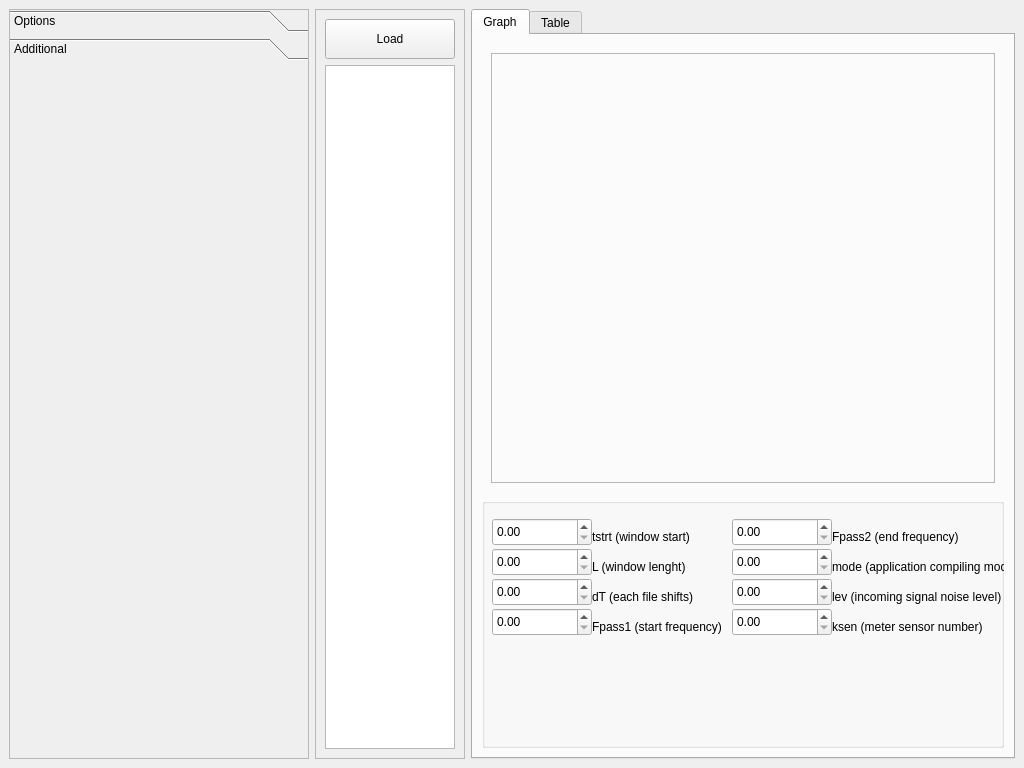
Before: the Qt Designer form SyncGraph.ui in salmanchik1/SyncGraph, drawn with Qt 5.
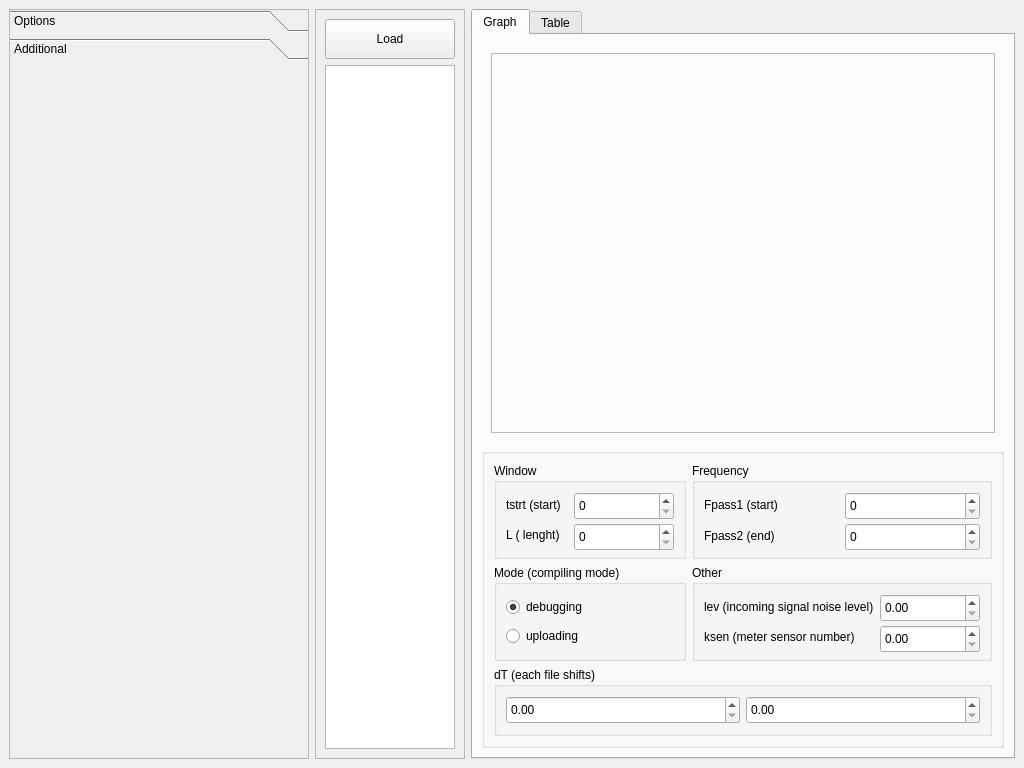
After: the same form once the commit is applied. The open tabs and pages were chosen to show the change.

Commit message: updated graph options ui

Patch:
```diff
--- a/SyncGraph.ui
+++ b/SyncGraph.ui
@@ -240,154 +240,191 @@
           <property name="maximumSize">
            <size>
             <width>16777215</width>
-            <height>250</height>
+            <height>300</height>
            </size>
           </property>
+          <layout class="QGridLayout" name="gridLayout_6">
+           <item row="0" column="0">
+            <widget class="QGroupBox" name="groupBox_3">
+             <property name="title">
+              <string>Window</string>
+             </property>
+             <layout class="QGridLayout" name="gridLayout_2">
+              <item row="0" column="0">
           <widget class="QLabel" name="label">
-           <property name="geometry">
-            <rect>
-             <x>110</x>
-             <y>30</y>
-             <width>101</width>
-             <height>17</height>
-            </rect>
-           </property>
            <property name="text">
-            <string>tstrt (window start)</string>
-           </property>
-          </widget>
+                 <string>tstrt (start)</string>
+                </property>
+                <property name="alignment">
+                 <set>Qt::AlignLeading|Qt::AlignLeft|Qt::AlignVCenter</set>
+                </property>
+               </widget>
+              </item>
+              <item row="3" column="0">
           <widget class="QLabel" name="label_2">
-           <property name="geometry">
-            <rect>
-             <x>110</x>
-             <y>60</y>
-             <width>101</width>
-             <height>17</height>
-            </rect>
-           </property>
            <property name="text">
-            <string>L (window lenght)</string>
-           </property>
-          </widget>
-          <widget class="QLabel" name="label_3">
-           <property name="geometry">
-            <rect>
-             <x>110</x>
-             <y>90</y>
-             <width>111</width>
-             <height>17</height>
-            </rect>
-           </property>
-           <property name="text">
-            <string>dT (each file shifts)</string>
-           </property>
-          </widget>
+                 <string>L ( lenght)</string>
+                </property>
+                <property name="alignment">
+                 <set>Qt::AlignLeading|Qt::AlignLeft|Qt::AlignVCenter</set>
+                </property>
+               </widget>
+              </item>
+              <item row="3" column="1">
+               <widget class="QSpinBox" name="LEdit">
+                <property name="minimumSize">
+                 <size>
+                  <width>100</width>
+                  <height>28</height>
+                 </size>
+                </property>
+               </widget>
+              </item>
+              <item row="0" column="1">
+               <widget class="QSpinBox" name="tstrtEdit">
+                <property name="minimumSize">
+                 <size>
+                  <width>100</width>
+                  <height>28</height>
+                 </size>
+                </property>
+               </widget>
+              </item>
+             </layout>
+            </widget>
+           </item>
+           <item row="0" column="1">
+            <widget class="QGroupBox" name="groupBox_2">
+             <property name="title">
+              <string>Frequency</string>
+             </property>
+             <layout class="QGridLayout" name="gridLayout_3">
+              <item row="2" column="1">
+               <widget class="QSpinBox" name="Fpass2Edit">
+                <property name="minimumSize">
+                 <size>
+                  <width>100</width>
+                  <height>28</height>
+                 </size>
+                </property>
+               </widget>
+              </item>
+              <item row="0" column="1">
+               <widget class="QSpinBox" name="Fpass1Edit">
+                <property name="minimumSize">
+                 <size>
+                  <width>100</width>
+                  <height>28</height>
+                 </size>
+                </property>
+               </widget>
+              </item>
+              <item row="0" column="0">
           <widget class="QLabel" name="label_4">
-           <property name="geometry">
-            <rect>
-             <x>110</x>
-             <y>120</y>
-             <width>151</width>
-             <height>17</height>
-            </rect>
-           </property>
            <property name="text">
-            <string>Fpass1 (start frequency)</string>
-           </property>
-          </widget>
+                 <string>Fpass1 (start)</string>
+                </property>
+                <property name="alignment">
+                 <set>Qt::AlignLeading|Qt::AlignLeft|Qt::AlignVCenter</set>
+                </property>
+               </widget>
+              </item>
+              <item row="2" column="0">
           <widget class="QLabel" name="label_5">
-           <property name="geometry">
-            <rect>
-             <x>350</x>
-             <y>30</y>
-             <width>131</width>
-             <height>17</height>
-            </rect>
-           </property>
            <property name="text">
-            <string>Fpass2 (end frequency)</string>
-           </property>
-          </widget>
-          <widget class="QLabel" name="label_6">
-           <property name="geometry">
-            <rect>
-             <x>350</x>
-             <y>60</y>
-             <width>191</width>
-             <height>17</height>
-            </rect>
-           </property>
+                 <string>Fpass2 (end)</string>
+                </property>
+                <property name="alignment">
+                 <set>Qt::AlignLeading|Qt::AlignLeft|Qt::AlignVCenter</set>
+                </property>
+               </widget>
+              </item>
+             </layout>
+            </widget>
+           </item>
+           <item row="1" column="0">
+            <widget class="QGroupBox" name="groupBox">
+             <property name="title">
+              <string>Mode (compiling mode)</string>
+             </property>
+             <layout class="QVBoxLayout" name="verticalLayout_3">
+              <item>
+               <widget class="QRadioButton" name="radioButton">
            <property name="text">
-            <string>mode (application compiling mode)</string>
-           </property>
-          </widget>
+                 <string>debugging</string>
+                </property>
+                <property name="checked">
+                 <bool>true</bool>
+                </property>
+               </widget>
+              </item>
+              <item>
+               <widget class="QRadioButton" name="radioButton_2">
+                <property name="text">
+                 <string>uploading</string>
+                </property>
+               </widget>
+              </item>
+             </layout>
+            </widget>
+           </item>
+           <item row="1" column="1">
+            <widget class="QGroupBox" name="groupBox_4">
+             <property name="title">
+              <string>Other</string>
+             </property>
+             <layout class="QGridLayout" name="gridLayout_4">
+              <item row="1" column="1">
+               <widget class="QDoubleSpinBox" name="ksenEdit">
+                <property name="minimumSize">
+                 <size>
+                  <width>100</width>
+                  <height>28</height>
+                 </size>
+                </property>
+               </widget>
+              </item>
+              <item row="0" column="1">
+               <widget class="QDoubleSpinBox" name="levEdit">
+                <property name="minimumSize">
+                 <size>
+                  <width>100</width>
+                  <height>28</height>
+                 </size>
+                </property>
+               </widget>
+              </item>
+              <item row="0" column="0">
           <widget class="QLabel" name="label_7">
-           <property name="geometry">
-            <rect>
-             <x>350</x>
-             <y>90</y>
-             <width>181</width>
-             <height>17</height>
-            </rect>
-           </property>
            <property name="text">
             <string>lev (incoming signal noise level)</string>
            </property>
-          </widget>
+                <property name="alignment">
+                 <set>Qt::AlignLeading|Qt::AlignLeft|Qt::AlignVCenter</set>
+                </property>
+               </widget>
+              </item>
+              <item row="1" column="0">
           <widget class="QLabel" name="label_8">
-           <property name="geometry">
-            <rect>
-             <x>350</x>
-             <y>120</y>
-             <width>161</width>
-             <height>17</height>
-            </rect>
-           </property>
            <property name="text">
             <string>ksen (meter sensor number)</string>
            </property>
-          </widget>
-          <widget class="QDoubleSpinBox" name="tstrtEdit">
-           <property name="geometry">
-            <rect>
-             <x>10</x>
-             <y>20</y>
-             <width>100</width>
-             <height>28</height>
-            </rect>
-           </property>
-           <property name="minimumSize">
-            <size>
-             <width>100</width>
-             <height>28</height>
-            </size>
-           </property>
-          </widget>
-          <widget class="QDoubleSpinBox" name="LEdit">
-           <property name="geometry">
-            <rect>
-             <x>10</x>
-             <y>50</y>
-             <width>100</width>
-             <height>28</height>
-            </rect>
-           </property>
-           <property name="minimumSize">
-            <size>
-             <width>100</width>
-             <height>28</height>
-            </size>
-           </property>
-          </widget>
+                <property name="alignment">
+                 <set>Qt::AlignLeading|Qt::AlignLeft|Qt::AlignVCenter</set>
+                </property>
+               </widget>
+              </item>
+             </layout>
+            </widget>
+           </item>
+           <item row="2" column="0" colspan="2">
+            <widget class="QGroupBox" name="groupBox_5">
+             <property name="title">
+              <string>dT (each file shifts)</string>
+             </property>
+             <layout class="QGridLayout" name="gridLayout_5">
+              <item row="0" column="0">
           <widget class="QDoubleSpinBox" name="dTEdit">
-           <property name="geometry">
-            <rect>
-             <x>10</x>
-             <y>80</y>
-             <width>100</width>
-             <height>28</height>
-            </rect>
-           </property>
            <property name="minimumSize">
             <size>
              <width>100</width>
@@ -395,15 +432,9 @@
             </size>
            </property>
           </widget>
-          <widget class="QDoubleSpinBox" name="Fpass1Edit">
-           <property name="geometry">
-            <rect>
-             <x>10</x>
-             <y>110</y>
-             <width>100</width>
-             <height>28</height>
-            </rect>
-           </property>
+              </item>
+              <item row="0" column="1">
+               <widget class="QDoubleSpinBox" name="dTEdit_2">
            <property name="minimumSize">
             <size>
              <width>100</width>
@@ -411,70 +442,11 @@
             </size>
            </property>
           </widget>
-          <widget class="QDoubleSpinBox" name="levEdit">
-           <property name="geometry">
-            <rect>
-             <x>250</x>
-             <y>80</y>
-             <width>100</width>
-             <height>28</height>
-            </rect>
-           </property>
-           <property name="minimumSize">
-            <size>
-             <width>100</width>
-             <height>28</height>
-            </size>
-           </property>
-          </widget>
-          <widget class="QDoubleSpinBox" name="ksenEdit">
-           <property name="geometry">
-            <rect>
-             <x>250</x>
-             <y>110</y>
-             <width>100</width>
-             <height>28</height>
-            </rect>
-           </property>
-           <property name="minimumSize">
-            <size>
-             <width>100</width>
-             <height>28</height>
-            </size>
-           </property>
-          </widget>
-          <widget class="QDoubleSpinBox" name="modeEdit">
-           <property name="geometry">
-            <rect>
-             <x>250</x>
-             <y>50</y>
-             <width>100</width>
-             <height>28</height>
-            </rect>
-           </property>
-           <property name="minimumSize">
-            <size>
-             <width>100</width>
-             <height>28</height>
-            </size>
-           </property>
-          </widget>
-          <widget class="QDoubleSpinBox" name="Fpass2Edit">
-           <property name="geometry">
-            <rect>
-             <x>250</x>
-             <y>20</y>
-             <width>100</width>
-             <height>28</height>
-            </rect>
-           </property>
-           <property name="minimumSize">
-            <size>
-             <width>100</width>
-             <height>28</height>
-            </size>
-           </property>
-          </widget>
+              </item>
+             </layout>
+            </widget>
+           </item>
+          </layout>
          </widget>
         </item>
        </layout>
```
Left out of the diff: 4 changed lines with no effect on the pictures. Lines whose indentation alone changed are shown as unchanged. The commit also changes 1 other file.
